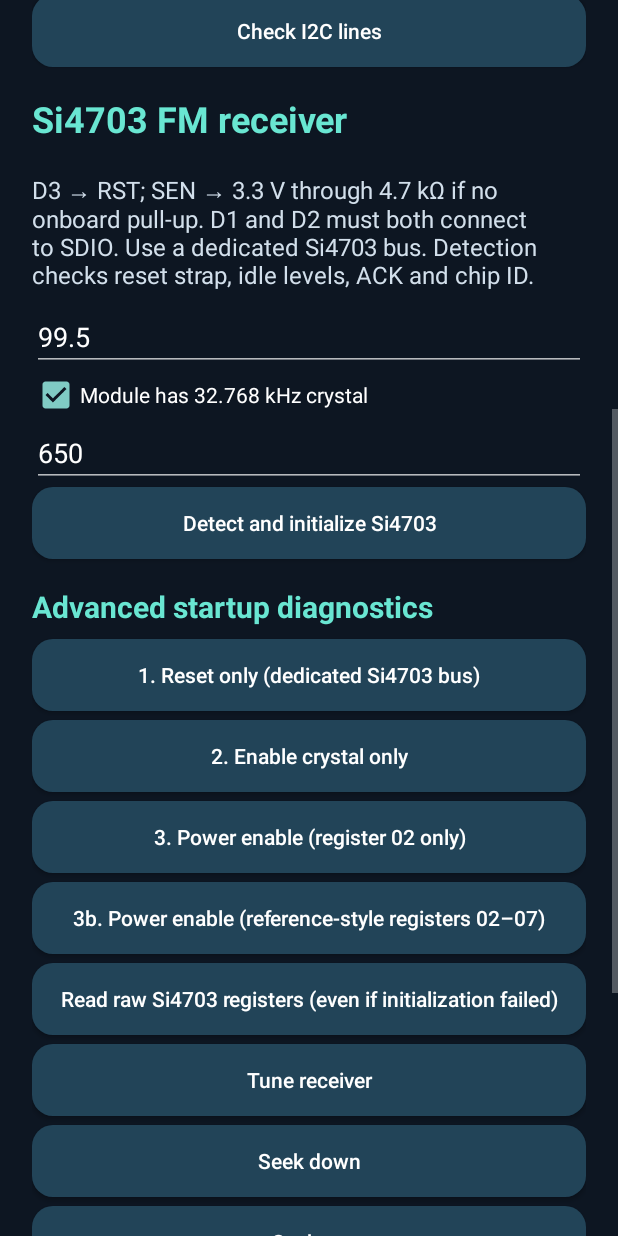
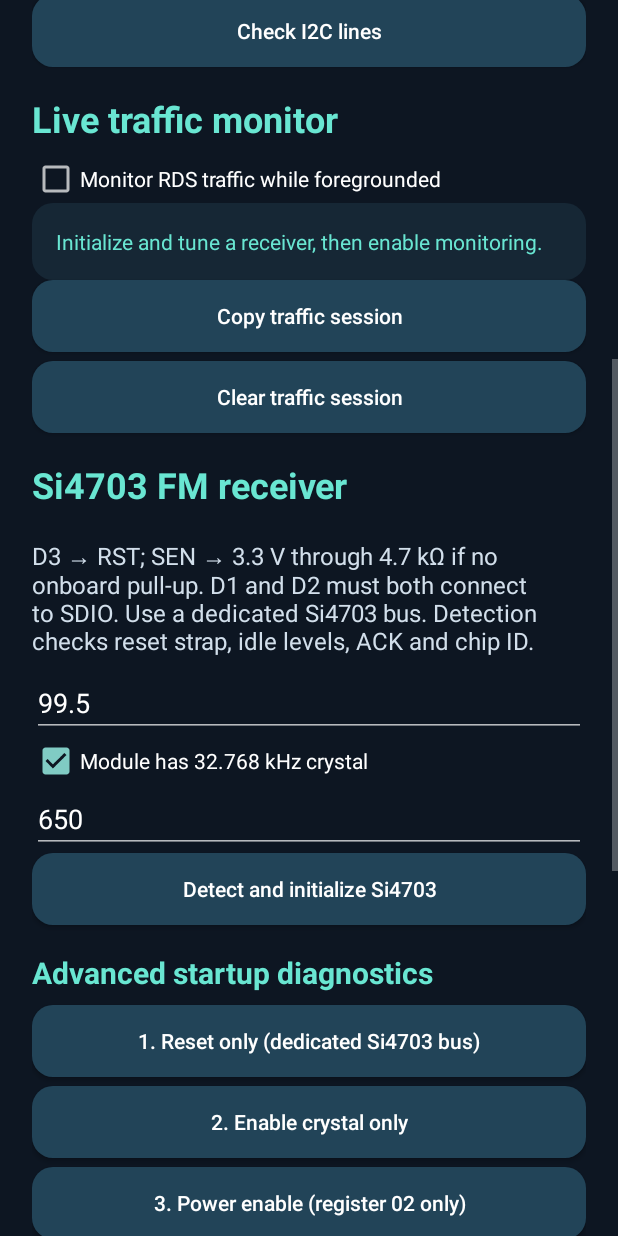
Before and after one commit to interrupt21h/droidRDS, an Android app: the screen it shows after launch (MainActivity), scrolled down 576 dp, on a phone screen of 412 x 824 dp. Run offline under Robolectric (Android 15) with nearby library versions, the phone set to English and light mode, and no system bars.

Commit message:
Integrate continuous foreground traffic polling and session dashboard

```diff
--- a/app/src/main/java/io/github/interrupt21h/droidrds/MainActivity.kt
+++ b/app/src/main/java/io/github/interrupt21h/droidrds/MainActivity.kt
@@ -24,18 +24,26 @@ class MainActivity : Activity() {
     private var generation = 0
     private var deviceName: String? = null
     private var failures = 0
+    private val traffic = TrafficFeed()
+    private lateinit var trafficView: TextView
+    private lateinit var trafficEnabled: CheckBox
     private val poll = object: Runnable {
         override fun run() {
             if (!foreground) return
-            if (!busy && autoRefresh.isChecked && (si4703 != null || rda != null)) {
+            if (!busy && (autoRefresh.isChecked || trafficEnabled.isChecked) && (si4703 != null || rda != null)) {
                 val s = si4703
                 val d = rda
                 val b = bus
                 val token = generation
+                val collect = trafficEnabled.isChecked
                 busy = true
                 thread {
                     val result = runCatching {
-                        (s?.diagnostics() ?: d?.report() ?: error("No receiver")) +
+                        if (collect && b != null) {
+                            val sample = Receiver(b, if(s != null) ReceiverKind.SI4703 else ReceiverKind.RDA5807M).snapshot()
+                            traffic.accept(sample)
+                            "RSSI: "+sample.rssi+" • Stereo: "+sample.stereo
+                        } else (s?.diagnostics() ?: d?.report() ?: error("No receiver")) +
                             "\n" + (b?.lineReport() ?: "")
                     }
                     runOnUiThread {
@@ -46,6 +54,7 @@ class MainActivity : Activity() {
                         } else {
                             result.fold(onSuccess = {
                                 failures = 0
+                                if (collect) trafficView.text = traffic.report()
                                 live.text = "Updated " + java.text.DateFormat.getTimeInstance().format(java.util.Date()) + "\n" + it
                             }, onFailure = {
                                 failures++
@@ -59,7 +68,7 @@ class MainActivity : Activity() {
                     }
                 }
             }
-            handler.postDelayed(this, 2000)
+            handler.postDelayed(this, if(trafficEnabled.isChecked) 150 else 2000)
         }
     }
     private var si4703: Si4703? = null
@@ -119,6 +128,13 @@ class MainActivity : Activity() {
         label("D0 → SCL; D1+D2 → SDA; common GND. Verify pull-ups and board voltage. RF commands are not exposed.")
         button("Connect FT232H") { connect() }
         button("Check I2C lines") { work { (bus ?: error("Connect FT232H first")).lineReport() } }
+        label("Live traffic monitor", 24f)
+        trafficEnabled = CheckBox(this).apply { text="Monitor RDS traffic while foregrounded"; isChecked=false }
+        body.addView(trafficEnabled)
+        trafficView = TextView(this).apply { text="Initialize and tune a receiver, then enable monitoring."; textSize=14f; setTextIsSelectable(true); setTextColor(Color.rgb(105,230,210)); background=panel(Color.rgb(22,39,53)); setPadding(dp(16),dp(16),dp(16),dp(16)) }
+        body.addView(trafficView)
+        button("Copy traffic session") { (getSystemService(CLIPBOARD_SERVICE) as android.content.ClipboardManager).setPrimaryClip(ClipData.newPlainText("Traffic observations",traffic.report(250))) }
+        button("Clear traffic session") { traffic.clear(); trafficView.text=traffic.report() }
         val txStart = body.childCount
         address = EditText(this).apply { setSingleLine(); setText("63"); hint="7-bit hexadecimal address" }; body.addView(address)
         button("Check I2C bus (non-destructive)") { work {
@@ -313,7 +329,7 @@ class MainActivity : Activity() {
         work { si4703=null; rda=null; bus?.close(); bus=null; bus=Ft232h(usb,device); "FT232H connected • " + device.deviceName + "\n" + (bus?.lineReport() ?: "") }
     }
     private fun work(task: () -> String) {
-        if (busy) return
+        if (busy) { output.text="Receiver busy; retry shortly or disable traffic monitoring."; return }
         busy=true; output.text="Working…"
         val token = generation
         thread {
```
